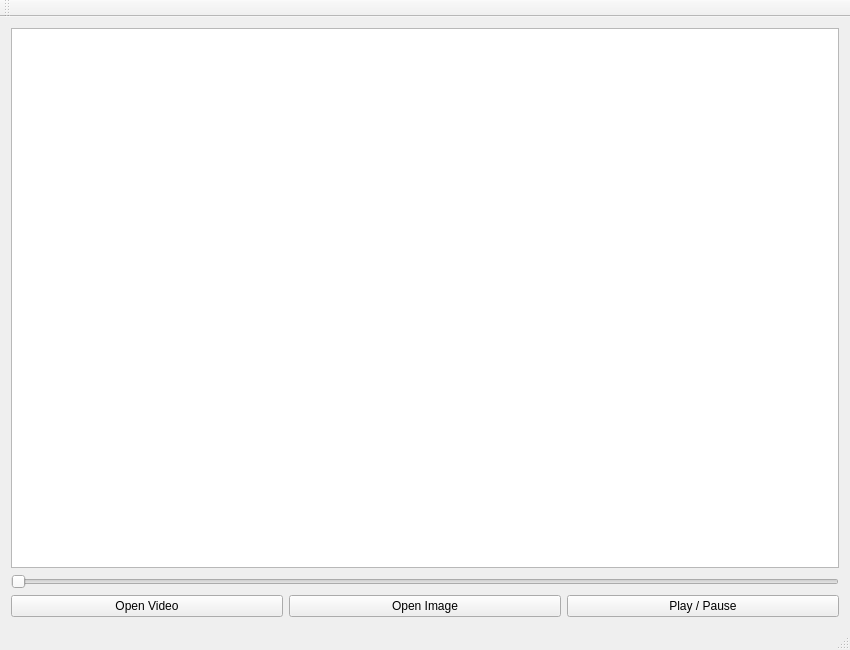
Before: the Qt Designer form mainwindow.ui in QilinGu/qrecognition, drawn with Qt 5.
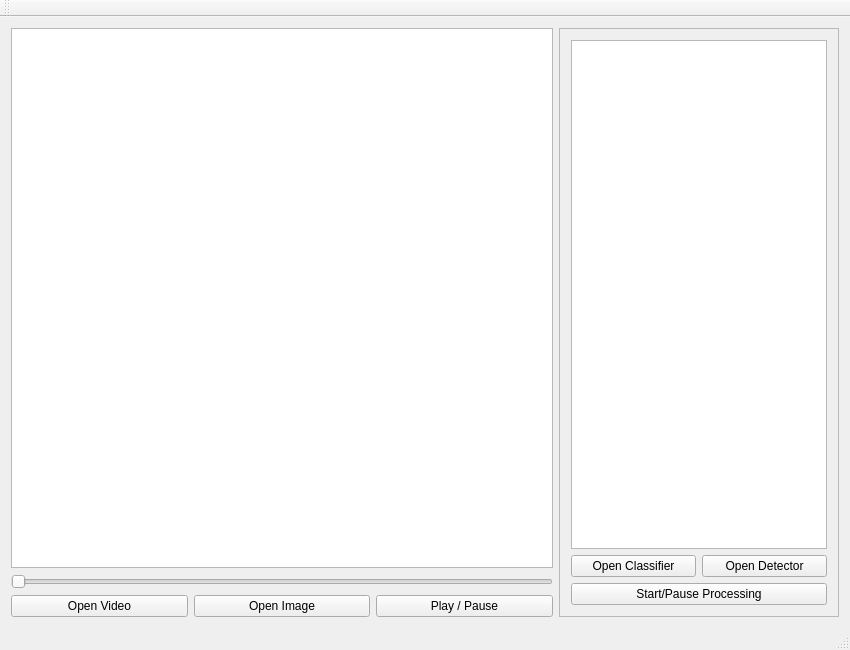
After: the same form once the commit is applied.

Commit message: Added deep learning arbiter - Processor class. Probing and processing images are now in separate qthread.

The edit to the form file:
```diff
--- a/mainwindow.ui
+++ b/mainwindow.ui
@@ -14,7 +14,21 @@
    <string>MainWindow</string>
   </property>
   <widget class="QWidget" name="centralWidget">
-   <layout class="QGridLayout" name="gridLayout">
+   <layout class="QGridLayout" name="gridLayout_2">
+    <item row="0" column="0" colspan="3">
+     <widget class="QGraphicsView" name="graphicsView">
+      <property name="autoFillBackground">
+       <bool>true</bool>
+      </property>
+     </widget>
+    </item>
+    <item row="1" column="0" colspan="3">
+     <widget class="QSlider" name="horizontalSliderSeek">
+      <property name="orientation">
+       <enum>Qt::Horizontal</enum>
+      </property>
+     </widget>
+    </item>
     <item row="2" column="0">
      <widget class="QPushButton" name="pushButtonOpenVideo">
       <property name="text">
@@ -36,18 +50,40 @@
       </property>
      </widget>
     </item>
-    <item row="0" column="0" colspan="3">
-     <widget class="QGraphicsView" name="graphicsView">
-      <property name="autoFillBackground">
-       <bool>true</bool>
+    <item row="0" column="3" rowspan="3">
+     <widget class="QFrame" name="frame">
+      <property name="frameShape">
+       <enum>QFrame::StyledPanel</enum>
       </property>
-     </widget>
-    </item>
-    <item row="1" column="0" colspan="3">
-     <widget class="QSlider" name="horizontalSliderSeek">
-      <property name="orientation">
-       <enum>Qt::Horizontal</enum>
+      <property name="frameShadow">
+       <enum>QFrame::Raised</enum>
       </property>
+      <layout class="QGridLayout" name="gridLayout">
+       <item row="1" column="0">
+        <widget class="QPushButton" name="pushButtonOpenClassifier">
+         <property name="text">
+          <string>Open Classifier</string>
+         </property>
+        </widget>
+       </item>
+       <item row="1" column="1">
+        <widget class="QPushButton" name="pushButtonOpenDetector">
+         <property name="text">
+          <string>Open Detector</string>
+         </property>
+        </widget>
+       </item>
+       <item row="2" column="0" colspan="2">
+        <widget class="QPushButton" name="pushButtonStartCl">
+         <property name="text">
+          <string>Start/Pause Processing</string>
+         </property>
+        </widget>
+       </item>
+       <item row="0" column="0" colspan="2">
+        <widget class="QTextEdit" name="outputTextPanel"/>
+       </item>
+      </layout>
      </widget>
     </item>
    </layout>
```
The commit also changes 7 other files.
